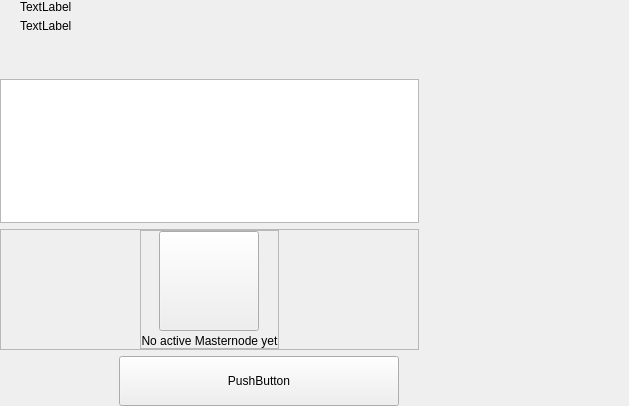
Qt form src/qt/dogecash/forms/masternodeswidget.ui (dogecash/dogecash-old) before a commit.
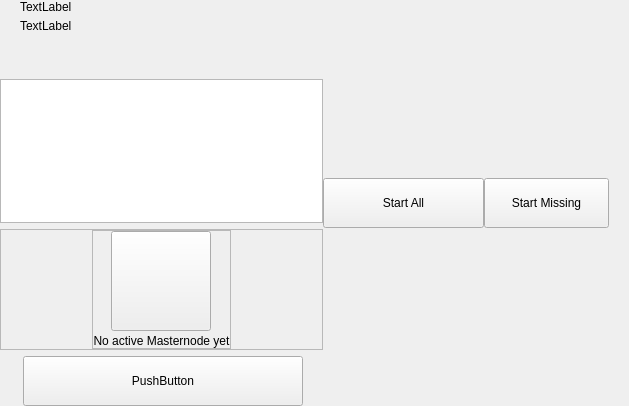
The same form after that commit. Custom widgets are drawn as their Qt base class.

Commit message: [GUI] Masternode StartAll StartMissing

```diff
--- a/src/qt/dogecash/forms/masternodeswidget.ui
+++ b/src/qt/dogecash/forms/masternodeswidget.ui
@@ -283,6 +283,32 @@
      </layout>
     </widget>
    </item>
+   <item>
+    <widget class="QPushButton" name="pushButtonStartAll">
+     <property name="minimumSize">
+      <size>
+          <width>125</width>
+          <height>50</height>
+         </size>
+        </property>
+        <property name="text">
+         <string>Start All</string>
+        </property>
+       </widget>
+      </item>
+      <item>
+       <widget class="QPushButton" name="pushButtonStartMissing">
+        <property name="minimumSize">
+         <size>
+          <width>125</width>
+         <height>50</height>
+         </size>
+        </property>
+        <property name="text">
+         <string>Start Missing</string>
+        </property>
+       </widget>
+      </item>
    <item>
     <widget class="QWidget" name="right" native="true">
      <layout class="QVBoxLayout" name="verticalLayout_5">
```
The commit also changes 4 other files.
